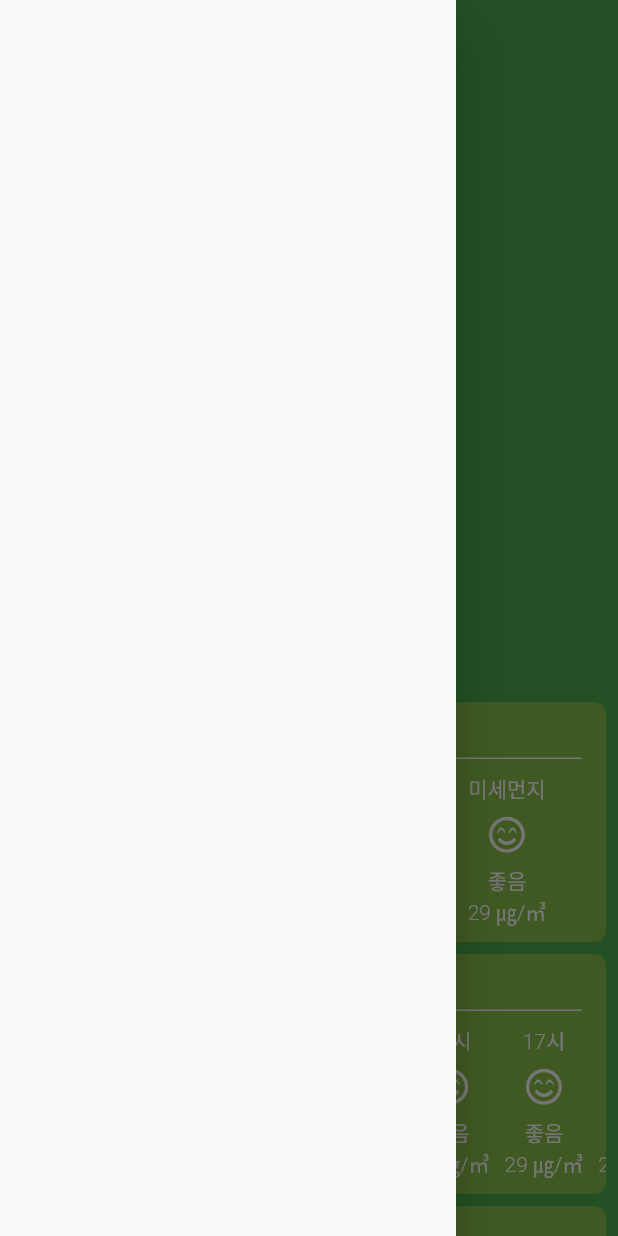
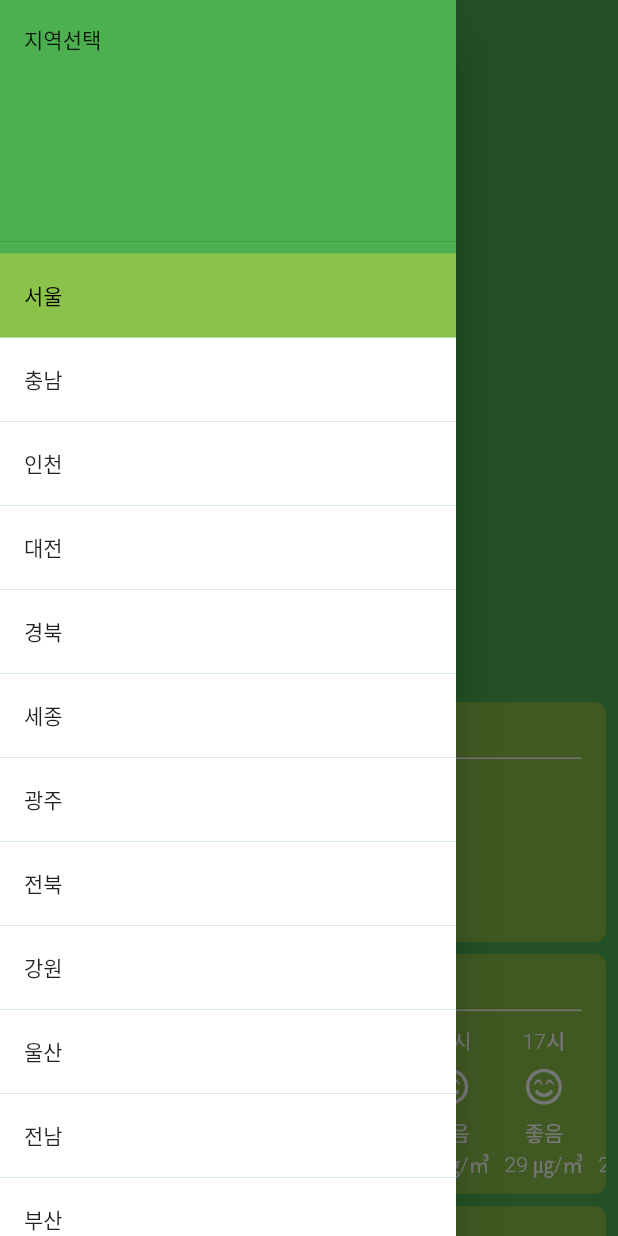
Before and after one commit to qwq140/flutter_fine_dust, a Flutter app: the screen it shows after launch, with the side drawer open, on a phone screen of 412 x 824 dp. Run offline on Flutter 3.47's test engine with Material 2 defaults, Android fonts, the phone set to English and light mode, and no system bars; our stand-ins replace dio, flutter_dotenv, flutter_svg; network calls fail.

Commit message:
공기오염 Api호출, Provider 적용, NowStatCard 데이터 적용

```diff
--- a/lib/component/now_stat_card.dart
+++ b/lib/component/now_stat_card.dart
@@ -1,6 +1,11 @@
 import 'package:flutter/material.dart';
 import 'package:flutter_fine_dust/component/card_title.dart';
 import 'package:flutter_fine_dust/component/status_card.dart';
+import 'package:flutter_fine_dust/const/item_code.dart';
+import 'package:flutter_fine_dust/model/stat_list_model.dart';
+import 'package:flutter_fine_dust/provider/region_stat_provider.dart';
+import 'package:flutter_fine_dust/utils/data_utils.dart';
+import 'package:provider/provider.dart';
 
 class NowStatCard extends StatelessWidget {
   const NowStatCard({Key? key}) : super(key: key);
@@ -8,6 +13,9 @@ class NowStatCard extends StatelessWidget {
   @override
   Widget build(BuildContext context) {
     return LayoutBuilder(builder: (context, constraint) {
+
+      List<StatListModel> stats = context.watch<RegionStatProvider>().state.stats;
+
       return Column(
         crossAxisAlignment: CrossAxisAlignment.stretch,
         children: [
@@ -28,15 +36,18 @@ class NowStatCard extends StatelessWidget {
                   child: ListView(
                     scrollDirection: Axis.horizontal,
                     physics: PageScrollPhysics(),
-                    children: List.generate(
-                      6, (index) => StatusCard(
-                        title: '미세먼지',
-                        imgUrl: 'assets/img/best.svg',
-                        level: '좋음',
-                        stat: '29 ㎍/㎥',
-                        width: constraint.maxWidth / 3,
-                      ),
-                    ),
+                    children: stats.map(
+                      (e) {
+                        final status = DataUtils.getStatusFromItemCodeAndValue(value: double.parse(e.stats.first.regionStat.first.value), itemCode: e.itemCode);
+                        return StatusCard(
+                          title: e.itemCode.kor,
+                          imgUrl: status.imgUrl,
+                          level: status.label,
+                          stat: '${e.stats.last.regionStat.first.value}${DataUtils.getUnitFromItemCode(itemCode: e.itemCode)}',
+                          width: constraint.maxWidth / 3,
+                        );
+                      },
+                    ).toList(),
                   ),
                 ),
               ],
--- a/lib/component/status_card.dart
+++ b/lib/component/status_card.dart
@@ -27,10 +27,10 @@ class StatusCard extends StatelessWidget {
         children: [
           Text(title, style: ts,),
           const SizedBox(height: 8,),
-          SvgPicture.asset('assets/img/best.svg', width: 24, color: Colors.white,),
+          SvgPicture.asset(imgUrl, width: 24, color: Colors.white,),
           const SizedBox(height: 8,),
-          Text('좋음', style: ts,),
-          Text('29 ㎍/㎥', style: ts,),
+          Text(level, style: ts,),
+          Text(stat, style: ts,),
         ],
       ),
     )
--- /dev/null
+++ b/lib/const/item_code.dart
@@ -0,0 +1,13 @@
+enum ItemCode {
+  PM10('PM10', '미세먼지'),
+  PM25('PM2.5', '초미세먼지'),
+  NO2('NO2', '이산화질소'),
+  O3('O3', '오존'),
+  CO('CO', '일산화탄소'),
+  SO2('SO2', '아황산가스');
+
+  final String eng;
+  final String kor;
+
+  const ItemCode(this.eng, this.kor);
+}
--- a/lib/const/regions.dart
+++ b/lib/const/regions.dart
@@ -1,4 +1,5 @@
 enum Region {
+  seoul('seoul', '서울'),
   chungnam('chungnam', '충남'),
   incheon('incheon', '인천'),
   daejeon('daejeon', '대전'),
@@ -9,7 +10,6 @@ enum Region {
   gangwon('gangwon', '강원'),
   ulsan('ulsan', '울산'),
   jeonnam('jeonnam', '전남'),
-  seoul('seoul', '서울'),
   busan('busan', '부산'),
   jeju('jeju', '제주'),
   chungbuk('chungbuk', '충북'),
--- /dev/null
+++ b/lib/const/status_level.dart
@@ -0,0 +1,67 @@
+import 'dart:ui';
+
+import 'package:flutter/material.dart';
+import 'package:flutter_fine_dust/model/status_model.dart';
+
+final statusLevel = [
+  StatusModel(
+    level: 0,
+    label: '좋음',
+    primaryColor: Color(0xff32a1ff),
+    subColor: Color(0xffcce7ff),
+    fontColor: Colors.white,
+    imgUrl: 'assets/img/best.svg',
+    comment: '상쾌한 날이에요~',
+    minFineDust: 0,
+    minUltraFineDust: 0,
+    minO3: 0,
+    minNO2: 0,
+    minCO: 0,
+    minSO2: 0,
+  ),
+  StatusModel(
+    level: 1,
+    label: '보통',
+    primaryColor: Color(0xFF00C73C),
+    subColor: Color(0xFFBFF1CE),
+    fontColor: Colors.white,
+    imgUrl: 'assets/img/smile.svg',
+    comment: '평범하네요',
+    minFineDust: 31,
+    minUltraFineDust: 16,
+    minO3: 0.031,
+    minNO2: 0.031,
+    minCO: 2.1,
+    minSO2: 0.021,
+  ),
+  StatusModel(
+    level: 2,
+    label: '나쁨',
+    primaryColor: Color(0xfffd9b5a),
+    subColor: Color(0xfffee6d6),
+    fontColor: Colors.white,
+    imgUrl: 'assets/img/bad.svg',
+    comment: '나쁜 날이네요',
+    minFineDust: 81,
+    minUltraFineDust: 36,
+    minO3: 0.091,
+    minNO2: 0.061,
+    minCO: 9.1,
+    minSO2: 0.051,
+  ),
+  StatusModel(
+    level: 3,
+    label: '매우나쁨',
+    primaryColor: Color(0xffde5b61),
+    subColor: Color(0xffffd1d3),
+    fontColor: Colors.white,
+    imgUrl: 'assets/img/very_bad.svg',
+    comment: '심각합니다.',
+    minFineDust: 151,
+    minUltraFineDust: 76,
+    minO3: 0.151,
+    minNO2: 0.201,
+    minCO: 15.1,
+    minSO2: 0.151,
+  ),
+];
--- a/lib/main.dart
+++ b/lib/main.dart
@@ -1,18 +1,34 @@
 import 'package:flutter/material.dart';
+import 'package:flutter_dotenv/flutter_dotenv.dart';
 import 'package:flutter_fine_dust/pages/home_page.dart';
+import 'package:flutter_fine_dust/provider/region_provider.dart';
+import 'package:flutter_fine_dust/provider/region_stat_provider.dart';
+import 'package:flutter_fine_dust/provider/stat_provider.dart';
+import 'package:flutter_fine_dust/repository/stat_repository.dart';
+import 'package:provider/provider.dart';
 
-void main() {
+void main() async {
+  await dotenv.load(fileName: '.env');
   runApp(const MyApp());
 }
 
 class MyApp extends StatelessWidget {
   const MyApp({super.key});
 
-  // This widget is the root of your application.
   @override
   Widget build(BuildContext context) {
-    return MaterialApp(
-      home: HomePage(),
+
+    return MultiProvider(
+      providers: [
+        ChangeNotifierProvider<StatProvider>(create: (context) => StatProvider(statRepository: StatRepository())..fetch(),),
+        ChangeNotifierProvider<RegionProvider>(create: (context) => RegionProvider(),),
+        ProxyProvider2<StatProvider, RegionProvider, RegionStatProvider>(
+            update: (context, statProvider, regionProvider, previous) => RegionStatProvider(regionProvider: regionProvider, statProvider: statProvider),
+        ),
+      ],
+      child: MaterialApp(
+        home: HomePage(),
+      ),
     );
   }
 }
--- a/lib/model/region_stat_model.dart
+++ b/lib/model/region_stat_model.dart
@@ -1,6 +1,8 @@
+import 'package:flutter_fine_dust/const/regions.dart';
+
 class RegionStatModel {
-  final String region;
-  final double value;
+  final Region region;
+  final String value;
 
   RegionStatModel({required this.region, required this.value});
 
--- /dev/null
+++ b/lib/model/stat_list_model.dart
@@ -0,0 +1,13 @@
+import 'package:flutter_fine_dust/const/item_code.dart';
+import 'package:flutter_fine_dust/model/stat_model.dart';
+
+class StatListModel {
+  final List<StatModel> stats;
+  final ItemCode itemCode;
+
+  StatListModel({required this.stats, required this.itemCode});
+
+  static ItemCode parseItemCodeFromString(String itemCode) {
+    return ItemCode.values.firstWhere((element) => element.eng == itemCode);
+  }
+}
--- a/lib/model/stat_model.dart
+++ b/lib/model/stat_model.dart
@@ -1,45 +1,24 @@
-// 순서대로 미세먼지, 초미세먼지, 이산화질소, 오존, 일산화탄소, 이황산가스
+import 'package:flutter_fine_dust/const/item_code.dart';
 import 'package:flutter_fine_dust/const/regions.dart';
 import 'package:flutter_fine_dust/model/region_stat_model.dart';
-
-enum ItemCode {
-  PM10,
-  PM25,
-  NO2,
-  O3,
-  CO,
-  SO2
-}
 
 class StatModel {
   late final List<RegionStatModel> regionStat;
   late final DateTime dataTime;
-  late final ItemCode itemCode;
 
   StatModel({
     required this.regionStat,
     required this.dataTime,
-    required this.itemCode,
   });
 
   StatModel.fromJson({required Map<String, dynamic> json}){
     List<RegionStatModel> list = [];
 
     for(Region e in Region.values){
-      list.add(RegionStatModel(region: e.eng, value: json[e.eng]));
+      list.add(RegionStatModel(region: e, value: json[e.eng]));
     }
 
     regionStat = list;
     dataTime = DateTime.parse(json['dataTime']);
-    itemCode = parseItemCodeFromString(json['itemCode']);
   }
-
-  static ItemCode parseItemCodeFromString(String raw){
-    if(raw == 'PM2.5'){
-      return ItemCode.PM25;
-    }
-
-    return ItemCode.values.firstWhere((element) => element.name == raw);
-  }
-
 }
--- /dev/null
+++ b/lib/model/status_model.dart
@@ -0,0 +1,58 @@
+import 'package:flutter/material.dart';
+
+class StatusModel {
+  // 단계
+  final int level;
+
+  // 단계 이름
+  final String label;
+
+  // 주 색상
+  final Color primaryColor;
+
+  // 부 색상
+  final Color subColor;
+
+  // 폰트 색상
+  final Color fontColor;
+
+  // 이모지 경로
+  final String imgUrl;
+
+  // 코멘트
+  final String comment;
+
+  // 미세먼지 최소치
+  final double minFineDust;
+
+  // 초미세먼지 최소치
+  final double minUltraFineDust;
+
+  // 오존 최소치
+  final double minO3;
+
+  // 이산화질소 최소치
+  final double minNO2;
+
+  // 일산화탄소 최소치
+  final double minCO;
+
+  // 아황산가스 최소치
+  final double minSO2;
+
+  StatusModel({
+    required this.level,
+    required this.label,
+    required this.primaryColor,
+    required this.subColor,
+    required this.fontColor,
+    required this.imgUrl,
+    required this.comment,
+    required this.minFineDust,
+    required this.minUltraFineDust,
+    required this.minO3,
+    required this.minNO2,
+    required this.minCO,
+    required this.minSO2,
+  });
+}
--- a/lib/pages/home_page.dart
+++ b/lib/pages/home_page.dart
@@ -4,18 +4,50 @@ import 'package:flutter_fine_dust/component/main_app_bar.dart';
 import 'package:flutter_fine_dust/component/main_card.dart';
 import 'package:flutter_fine_dust/component/now_stat_card.dart';
 import 'package:flutter_fine_dust/component/status_card.dart';
+import 'package:flutter_fine_dust/const/item_code.dart';
+import 'package:flutter_fine_dust/const/regions.dart';
 import 'package:flutter_fine_dust/const/status_level.dart';
 import 'package:flutter_fine_dust/model/stat_model.dart';
+import 'package:flutter_fine_dust/provider/region_provider.dart';
+import 'package:flutter_fine_dust/provider/stat_provider.dart';
+import 'package:flutter_fine_dust/provider/stat_state.dart';
 import 'package:flutter_svg/flutter_svg.dart';
+import 'package:provider/provider.dart';
 
 class HomePage extends StatelessWidget {
   const HomePage({Key? key}) : super(key: key);
 
   @override
   Widget build(BuildContext context) {
+
+    if(context.watch<StatProvider>().state.status == StatStatus.loading){
+      return Scaffold(
+        body: Center(child: CircularProgressIndicator()),
+      );
+    }
+
     return Scaffold(
       backgroundColor: Colors.green,
-      drawer: Drawer(),
+      drawer: Drawer(
+        backgroundColor: Colors.green,
+        child: ListView(
+          children: [
+            DrawerHeader(
+              child: Text('지역선택'),
+            ),
+            ...Region.values.map(
+              (e) => ListTile(
+                title: Text(e.kor),
+                tileColor: Colors.white,
+                selectedColor: Colors.black,
+                selectedTileColor: Colors.lightGreen,
+                selected: context.watch<RegionProvider>().state.region == e,
+                onTap: () => context.read<RegionProvider>().changeRegion(region: e),
+              ),
+            ).toList(),
+          ],
+        ),
+      ),
       body: CustomScrollView(
         slivers: [
           MainAppBar(),
--- /dev/null
+++ b/lib/provider/region_provider.dart
@@ -0,0 +1,15 @@
+import 'package:flutter/foundation.dart';
+import 'package:flutter_fine_dust/const/regions.dart';
+import 'package:flutter_fine_dust/provider/region_state.dart';
+
+class RegionProvider with ChangeNotifier {
+
+  RegionState _state = RegionState.initial();
+  RegionState get state => _state;
+
+  void changeRegion({required Region region}){
+    _state = state.copyWith(region: region);
+    notifyListeners();
+  }
+
+}
--- /dev/null
+++ b/lib/provider/region_stat_provider.dart
@@ -0,0 +1,29 @@
+import 'package:flutter_fine_dust/const/regions.dart';
+import 'package:flutter_fine_dust/model/stat_list_model.dart';
+import 'package:flutter_fine_dust/model/stat_model.dart';
+import 'package:flutter_fine_dust/provider/region_provider.dart';
+import 'package:flutter_fine_dust/provider/region_stat_state.dart';
+import 'package:flutter_fine_dust/provider/stat_provider.dart';
+
+class RegionStatProvider {
+
+  final RegionProvider regionProvider;
+  final StatProvider statProvider;
+
+  RegionStatProvider({required this.regionProvider, required this.statProvider});
+
+  RegionStatState get state {
+    Region recentRegion = regionProvider.state.region;
+    List<StatListModel> stats = statProvider.state.stats;
+    List<StatListModel> regionStats = [];
+
+    for(StatListModel statListModel in stats){
+      List<StatModel> statModelList = statListModel.stats.map((statModel) => StatModel(regionStat: [statModel.regionStat.firstWhere((regionStatModel) => regionStatModel.region == recentRegion)], dataTime: statModel.dataTime)).toList();
+      StatListModel temp = StatListModel(stats: statModelList, itemCode: statListModel.itemCode);
+      regionStats.add(temp);
+    }
+
+    return RegionStatState(stats: regionStats, region: recentRegion);
+  }
+
+}
--- /dev/null
+++ b/lib/provider/region_stat_state.dart
@@ -0,0 +1,13 @@
+import 'package:flutter_fine_dust/const/regions.dart';
+import 'package:flutter_fine_dust/model/stat_list_model.dart';
+
+class RegionStatState {
+  final List<StatListModel> stats;
+  final Region region;
+
+  RegionStatState({required this.stats, required this.region});
+
+  factory RegionStatState.initial() => RegionStatState(stats: [], region: Region.seoul);
+
+  RegionStatState copyWith({List<StatListModel>? stats, Region? region}) => RegionStatState(stats: stats ?? this.stats, region: region ?? this.region);
+}
--- /dev/null
+++ b/lib/provider/region_state.dart
@@ -0,0 +1,12 @@
+import 'package:flutter_fine_dust/const/regions.dart';
+
+class RegionState {
+  final Region region;
+
+  RegionState({required this.region});
+
+  factory RegionState.initial() => RegionState(region: Region.seoul);
+
+  RegionState copyWith({Region? region}) => RegionState(region: region ?? this.region);
+
+}
--- /dev/null
+++ b/lib/provider/stat_state.dart
@@ -0,0 +1,23 @@
+import 'package:flutter_fine_dust/const/regions.dart';
+import 'package:flutter_fine_dust/model/stat_list_model.dart';
+import 'package:flutter_fine_dust/model/stat_model.dart';
+
+// 진행 상태
+enum StatStatus {
+  initial,
+  loading,
+  loaded,
+  error,
+}
+
+class StatState {
+  final List<StatListModel> stats;
+  final StatStatus status;
+
+  StatState({required this.stats, required this.status});
+
+  factory StatState.initial() => StatState(stats: [], status: StatStatus.initial);
+
+  StatState copyWith({List<StatListModel>? stats, StatStatus? status}) => StatState(stats: stats ?? this.stats, status: status ?? this.status);
+
+}
--- a/pubspec.yaml
+++ b/pubspec.yaml
@@ -60,6 +60,7 @@ flutter:
   # To add assets to your application, add an assets section, like this:
   assets:
     - assets/img/
+    - .env
 
   # An image asset can refer to one or more resolution-specific "variants", see
   # https://flutter.dev/assets-and-images/#resolution-aware
```
Also changed, not shown: lib/provider/stat_provider.dart (added, +52 -0 lines), lib/repository/stat_repository.dart (added, +26 -0 lines), lib/utils/data_utils.dart (+39 -0 lines).
